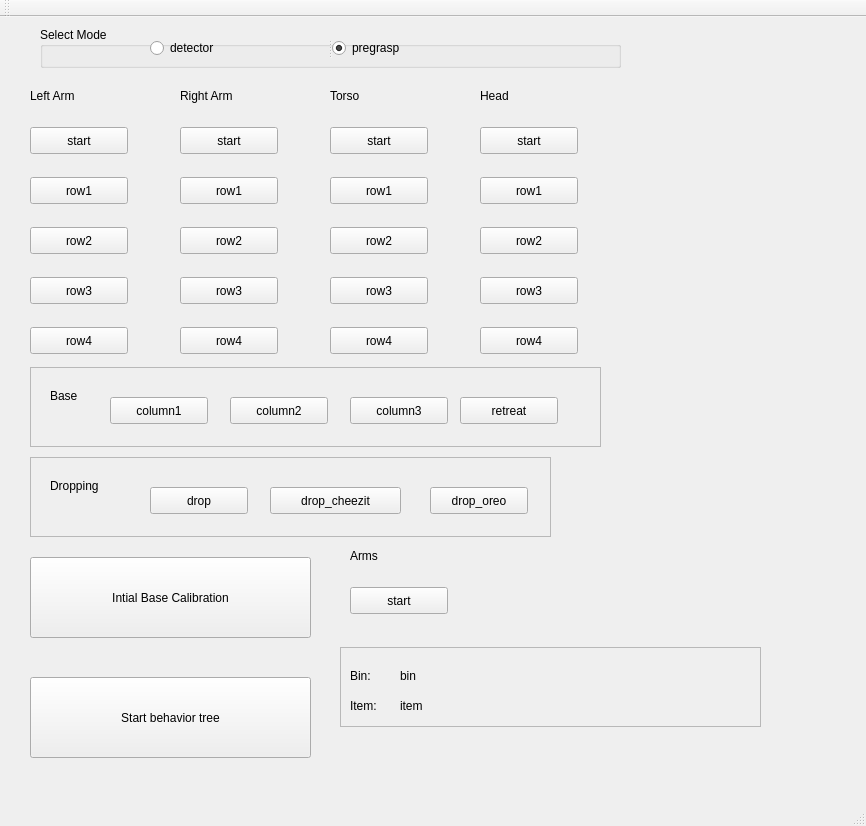
Qt form rqt_amazon_challenge/resource/pr2amazonchallenge.ui (CoffeRobot/amazon_challenge) before a commit.
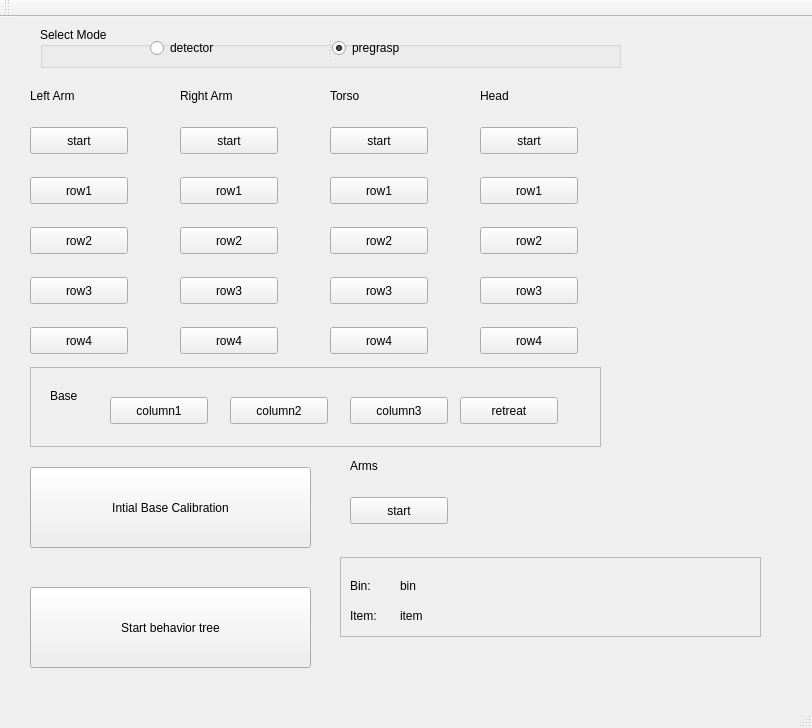
The same form after that commit.

Commit message: GUI: deleted dropping

The edit to the form file:
```diff
--- a/rqt_amazon_challenge/resource/pr2amazonchallenge.ui
+++ b/rqt_amazon_challenge/resource/pr2amazonchallenge.ui
@@ -6,8 +6,8 @@
    <rect>
     <x>0</x>
     <y>0</y>
-    <width>866</width>
-    <height>826</height>
+    <width>812</width>
+    <height>728</height>
    </rect>
   </property>
   <property name="windowTitle">
@@ -252,7 +252,7 @@
     <property name="geometry">
      <rect>
       <x>30</x>
-      <y>540</y>
+      <y>450</y>
       <width>281</width>
       <height>81</height>
      </rect>
@@ -346,7 +346,7 @@
     <property name="geometry">
      <rect>
       <x>350</x>
-      <y>530</y>
+      <y>440</y>
       <width>66</width>
       <height>17</height>
      </rect>
@@ -359,7 +359,7 @@
     <property name="geometry">
      <rect>
       <x>350</x>
-      <y>570</y>
+      <y>480</y>
       <width>98</width>
       <height>27</height>
      </rect>
@@ -488,79 +488,11 @@
      <string>start</string>
     </property>
    </widget>
-   <widget class="QFrame" name="frame_2">
-    <property name="geometry">
-     <rect>
-      <x>30</x>
-      <y>440</y>
-      <width>521</width>
-      <height>80</height>
-     </rect>
-    </property>
-    <property name="frameShape">
-     <enum>QFrame::StyledPanel</enum>
-    </property>
-    <property name="frameShadow">
-     <enum>QFrame::Raised</enum>
-    </property>
-    <widget class="QLabel" name="label_7">
-     <property name="geometry">
-      <rect>
-       <x>20</x>
-       <y>20</y>
-       <width>66</width>
-       <height>17</height>
-      </rect>
-     </property>
-     <property name="text">
-      <string>Dropping</string>
-     </property>
-    </widget>
-    <widget class="QPushButton" name="drop_button">
-     <property name="geometry">
-      <rect>
-       <x>120</x>
-       <y>30</y>
-       <width>98</width>
-       <height>27</height>
-      </rect>
-     </property>
-     <property name="text">
-      <string>drop</string>
-     </property>
-    </widget>
-    <widget class="QPushButton" name="drop_cheezit_button">
-     <property name="geometry">
-      <rect>
-       <x>240</x>
-       <y>30</y>
-       <width>131</width>
-       <height>27</height>
-      </rect>
-     </property>
-     <property name="text">
-      <string>drop_cheezit</string>
-     </property>
-    </widget>
-    <widget class="QPushButton" name="drop_oreo_button">
-     <property name="geometry">
-      <rect>
-       <x>400</x>
-       <y>30</y>
-       <width>98</width>
-       <height>27</height>
-      </rect>
-     </property>
-     <property name="text">
-      <string>drop_oreo</string>
-     </property>
-    </widget>
-   </widget>
    <widget class="QPushButton" name="start_bt_button">
     <property name="geometry">
      <rect>
       <x>30</x>
-      <y>660</y>
+      <y>570</y>
       <width>281</width>
       <height>81</height>
      </rect>
@@ -573,7 +505,7 @@
     <property name="geometry">
      <rect>
       <x>340</x>
-      <y>630</y>
+      <y>540</y>
       <width>421</width>
       <height>80</height>
      </rect>
```
Left out of the diff: 2 changed lines with no effect on the pictures. The commit also changes 1 other file.
